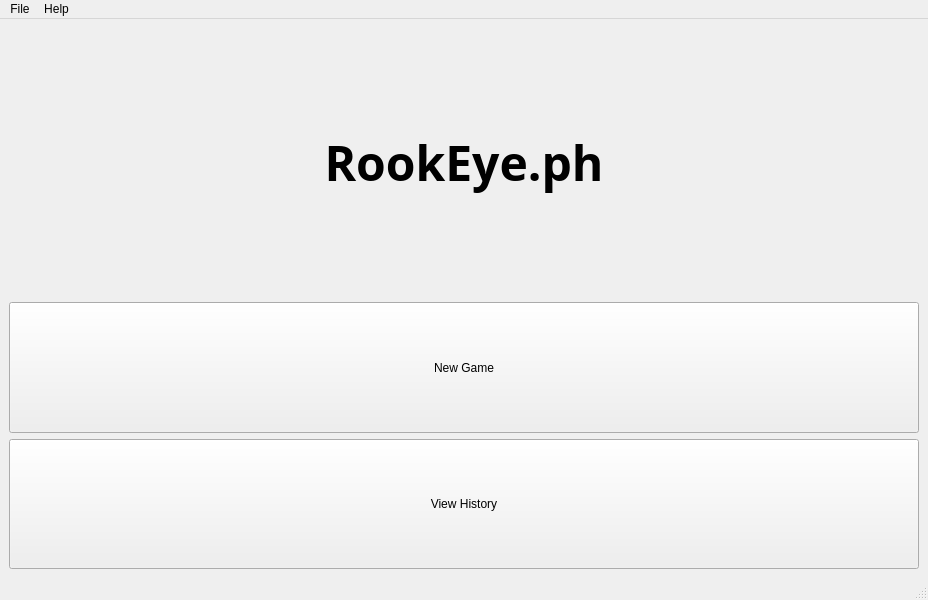
Above: ui/mainWindow.ui from AlienWolfX/thesis-chess before the change. Below: the same form after it.
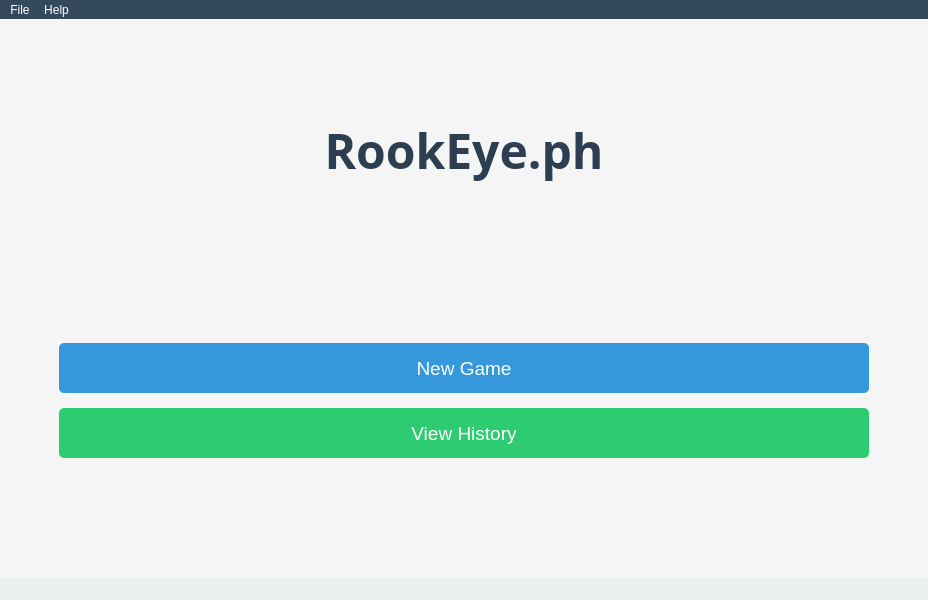
That is the form after the change. Icons and pictures are not drawn.

Patch:
```diff
--- a/ui/mainWindow.ui
+++ b/ui/mainWindow.ui
@@ -18,9 +18,21 @@
     <normaloff>../img/app.ico</normaloff>../img/app.ico</iconset>
   </property>
   <widget class="QWidget" name="centralwidget">
-   <layout class="QVBoxLayout" name="verticalLayout_2">
+   <property name="styleSheet">
+    <string notr="true">background-color: #f5f5f5;</string>
+   </property>
+   <layout class="QVBoxLayout" name="mainLayout">
+    <property name="spacing">
+     <number>20</number>
+    </property>
     <item>
      <widget class="QLabel" name="appName">
+      <property name="sizePolicy">
+       <sizepolicy hsizetype="Expanding" vsizetype="Fixed">
+        <horstretch>0</horstretch>
+        <verstretch>0</verstretch>
+       </sizepolicy>
+      </property>
       <property name="font">
        <font>
         <family>Segoe UI Semibold</family>
@@ -29,6 +41,9 @@
         <bold>true</bold>
        </font>
       </property>
+      <property name="styleSheet">
+       <string notr="true">color: #2c3e50; padding: 30px;</string>
+      </property>
       <property name="text">
        <string>RookEye.ph</string>
       </property>
@@ -38,21 +53,51 @@
      </widget>
     </item>
     <item>
-     <layout class="QVBoxLayout" name="verticalLayout">
+     <layout class="QVBoxLayout" name="buttonLayout">
+      <property name="spacing">
+       <number>15</number>
+      </property>
+      <property name="leftMargin">
+       <number>50</number>
+      </property>
+      <property name="topMargin">
+       <number>50</number>
+      </property>
+      <property name="rightMargin">
+       <number>50</number>
+      </property>
+      <property name="bottomMargin">
+       <number>50</number>
+      </property>
       <item>
        <widget class="QPushButton" name="newGame">
-        <property name="sizePolicy">
-         <sizepolicy hsizetype="Preferred" vsizetype="Preferred">
-          <horstretch>0</horstretch>
-          <verstretch>0</verstretch>
-         </sizepolicy>
-        </property>
         <property name="minimumSize">
          <size>
           <width>0</width>
-          <height>24</height>
+          <height>50</height>
          </size>
         </property>
+        <property name="font">
+         <font>
+          <family>Segoe UI</family>
+          <pointsize>14</pointsize>
+          <weight>60</weight>
+          <bold>true</bold>
+         </font>
+        </property>
+        <property name="styleSheet">
+         <string notr="true">
+                    QPushButton {
+                      background-color: #3498db;
+                      color: white;
+                      border-radius: 5px;
+                      padding: 10px;
+                    }
+                    QPushButton:hover {
+                      background-color: #2980b9;
+                    }
+                  </string>
+        </property>
         <property name="text">
          <string>New Game</string>
         </property>
@@ -60,11 +105,32 @@
       </item>
       <item>
        <widget class="QPushButton" name="viewHistory">
-        <property name="sizePolicy">
-         <sizepolicy hsizetype="Minimum" vsizetype="Preferred">
-          <horstretch>0</horstretch>
-          <verstretch>0</verstretch>
-         </sizepolicy>
+        <property name="minimumSize">
+         <size>
+          <width>0</width>
+          <height>50</height>
+         </size>
+        </property>
+        <property name="font">
+         <font>
+          <family>Segoe UI</family>
+          <pointsize>14</pointsize>
+          <weight>60</weight>
+          <bold>true</bold>
+         </font>
+        </property>
+        <property name="styleSheet">
+         <string notr="true">
+                    QPushButton {
+                      background-color: #2ecc71;
+                      color: white;
+                      border-radius: 5px;
+                      padding: 10px;
+                    }
+                    QPushButton:hover {
+                      background-color: #27ae60;
+                    }
+                  </string>
         </property>
         <property name="text">
          <string>View History</string>
@@ -84,46 +150,103 @@
      <height>21</height>
     </rect>
    </property>
+   <property name="styleSheet">
+    <string notr="true">
+          QMenuBar {
+            background-color: #34495e;
+            color: white;
+          }
+          QMenuBar::item {
+            background-color: transparent;
+            color: white;
+          }
+          QMenuBar::item:selected {
+            background-color: #2c3e50;
+          }
+          QMenu {
+            background-color: #34495e;
+            color: white;
+            border: 1px solid #2c3e50;
+          }
+          QMenu::item:selected {
+            background-color: #2c3e50;
+          }
+        </string>
+   </property>
    <widget class="QMenu" name="menuMenu">
     <property name="title">
      <string>File</string>
     </property>
     <addaction name="actionNew_Game"/>
     <addaction name="separator"/>
+    <addaction name="actionOpen_CSV"/>
    </widget>
    <widget class="QMenu" name="menuHelp">
     <property name="title">
      <string>Help</string>
     </property>
     <addaction name="actionAbout"/>
+    <addaction name="actionReport_Issue"/>
    </widget>
    <addaction name="menuMenu"/>
    <addaction name="menuHelp"/>
   </widget>
-  <widget class="QStatusBar" name="statusbar"/>
-  <action name="actionReport_Issue">
-   <property name="text">
-    <string>Report Issue</string>
+  <widget class="QStatusBar" name="statusbar">
+   <property name="styleSheet">
+    <string notr="true">background-color: #ecf0f1; color: #2c3e50;</string>
    </property>
-  </action>
-  <action name="actionAbout">
-   <property name="text">
-    <string>About</string>
-   </property>
-  </action>
+  </widget>
   <action name="actionNew_Game">
+   <property name="icon">
+    <iconset>
+     <normaloff>../../../../../Downloads/Compressed/fugue-icons-3.5.6-src/icons/new.png</normaloff>../../../../../Downloads/Compressed/fugue-icons-3.5.6-src/icons/new.png</iconset>
+   </property>
    <property name="text">
     <string>New Game</string>
    </property>
+   <property name="shortcut">
+    <string>Ctrl+N</string>
+   </property>
   </action>
   <action name="actionExport_to_CSV">
    <property name="text">
     <string>Export to CSV</string>
    </property>
+   <property name="shortcut">
+    <string>Ctrl+E</string>
+   </property>
   </action>
   <action name="actionOpen_CSV">
+   <property name="icon">
+    <iconset>
+     <normaloff>../../../../../Downloads/Compressed/fugue-icons-3.5.6-src/icons/blue-folder-open-feed.png</normaloff>../../../../../Downloads/Compressed/fugue-icons-3.5.6-src/icons/blue-folder-open-feed.png</iconset>
+   </property>
    <property name="text">
     <string>Open CSV</string>
+   </property>
+   <property name="shortcut">
+    <string>Ctrl+O</string>
+   </property>
+  </action>
+  <action name="actionAbout">
+   <property name="icon">
+    <iconset>
+     <normaloff>../../../../../Downloads/Compressed/fugue-icons-3.5.6-src/icons/question-button.png</normaloff>../../../../../Downloads/Compressed/fugue-icons-3.5.6-src/icons/question-button.png</iconset>
+   </property>
+   <property name="text">
+    <string>About</string>
+   </property>
+   <property name="shortcut">
+    <string>F1</string>
+   </property>
+  </action>
+  <action name="actionReport_Issue">
+   <property name="icon">
+    <iconset>
+     <normaloff>../../../../../Downloads/Compressed/fugue-icons-3.5.6-src/icons/report-image.png</normaloff>../../../../../Downloads/Compressed/fugue-icons-3.5.6-src/icons/report-image.png</iconset>
+   </property>
+   <property name="text">
+    <string>Report Issue</string>
    </property>
   </action>
  </widget>
```
